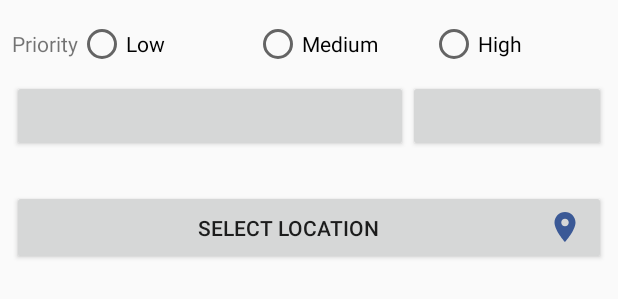
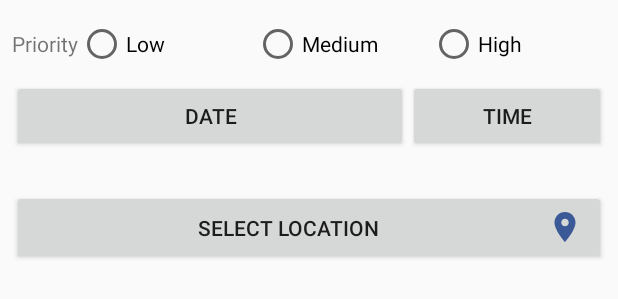
Before and after one commit to GUNDUPOOJA/WeRemindYou, an Android app: the layout activity_edit.xml on its own in the app's theme, with its tools: preview values and no code run, on a phone screen of 412 x 824 dp. Shown: the part 161-460 px from the top of the screen. Run offline under Robolectric (Android 15) with nearby library versions, the phone set to English and light mode, and no system bars.

Commit message:
edited activity_edit.xml

```diff
--- a/app/src/main/res/layout/activity_edit.xml
+++ b/app/src/main/res/layout/activity_edit.xml
@@ -84,14 +84,16 @@
                     android:layout_width="0sp"
                     android:layout_height="wrap_content"
                     android:layout_gravity="center"
-                    android:layout_weight="2" />
+                    android:layout_weight="2"
+                    tools:text="Date" />
 
                 <Button
                     android:id="@+id/time_button"
                     android:layout_width="0sp"
                     android:layout_height="wrap_content"
                     android:layout_gravity="center"
-                    android:layout_weight="1" />
+                    android:layout_weight="1"
+                    tools:text="Time" />
 
             </LinearLayout>
             <RelativeLayout
```
